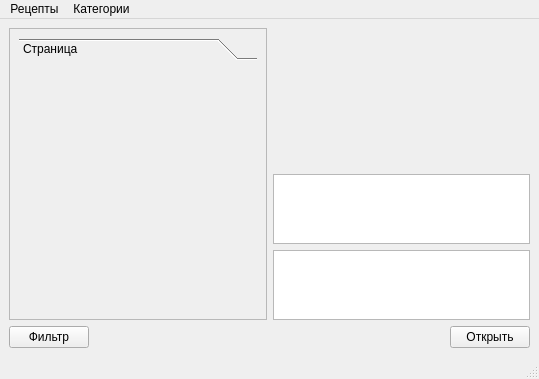
Above: mainwindow.ui from pi18a-group-dynamics/First-Team before the change. Below: the same form after it.
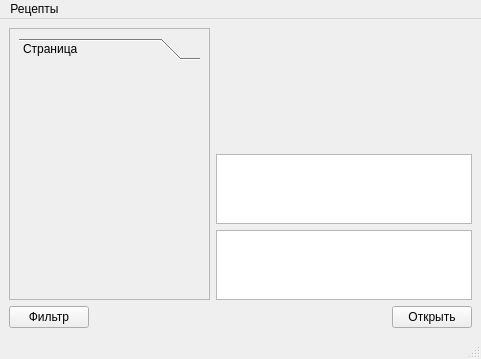
That is the form after the change. Icons and pictures are not drawn. Custom widgets are drawn as their Qt base class.

What changed in the file:
```diff
--- a/mainwindow.ui
+++ b/mainwindow.ui
@@ -6,8 +6,8 @@
    <rect>
     <x>0</x>
     <y>0</y>
-    <width>539</width>
-    <height>379</height>
+    <width>481</width>
+    <height>359</height>
    </rect>
   </property>
   <property name="windowTitle">
@@ -27,8 +27,8 @@
           <rect>
            <x>0</x>
            <y>0</y>
-           <width>253</width>
-           <height>280</height>
+           <width>195</width>
+           <height>260</height>
           </rect>
          </property>
          <layout class="QGridLayout" name="gridLayout_2">
@@ -51,8 +51,8 @@
               <rect>
                <x>0</x>
                <y>0</y>
-               <width>235</width>
-               <height>231</height>
+               <width>177</width>
+               <height>211</height>
               </rect>
              </property>
              <attribute name="icon">
@@ -179,7 +179,7 @@
     <rect>
      <x>0</x>
      <y>0</y>
-     <width>539</width>
+     <width>481</width>
      <height>22</height>
     </rect>
    </property>
@@ -191,13 +191,7 @@
     <addaction name="change_rec_"/>
     <addaction name="erase_rec_"/>
    </widget>
-   <widget class="QMenu" name="categories_menu_">
-    <property name="title">
-     <string>Категории</string>
-    </property>
-   </widget>
    <addaction name="recipes_menu_"/>
-   <addaction name="categories_menu_"/>
   </widget>
   <widget class="QStatusBar" name="statusbar"/>
   <action name="push_rec_">
```
